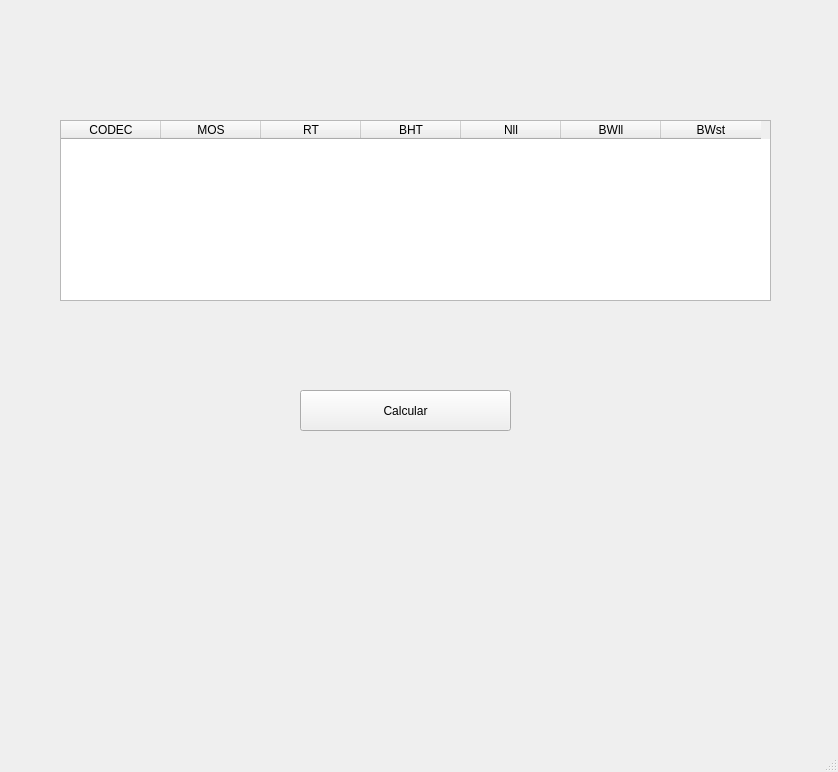
First picture: the form in ventana_iu.ui, repository joseluistejero/voipNetworkQoS, before the edit.
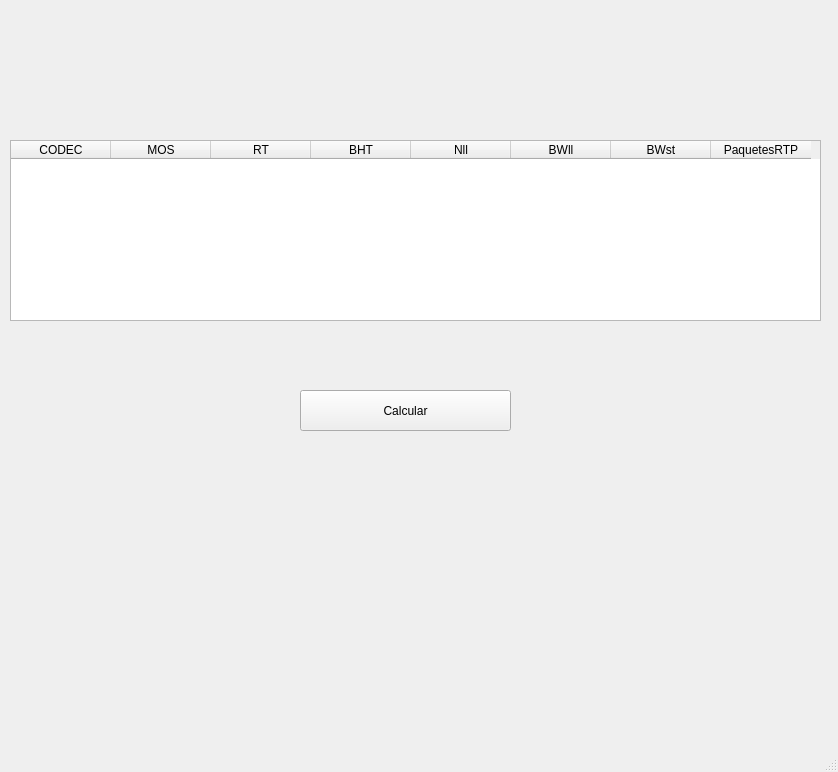
Second picture: the form after the edit.

Commit message: Añadido el número de paquetes RTP

```diff
--- a/ventana_iu.ui
+++ b/ventana_iu.ui
@@ -30,9 +30,9 @@
    <widget class="QTableWidget" name="tableWidget">
     <property name="geometry">
      <rect>
-      <x>60</x>
-      <y>120</y>
-      <width>711</width>
+      <x>10</x>
+      <y>140</y>
+      <width>811</width>
       <height>181</height>
      </rect>
     </property>
@@ -101,6 +101,11 @@
       <string>BWst</string>
      </property>
     </column>
+    <column>
+     <property name="text">
+      <string>PaquetesRTP</string>
+     </property>
+    </column>
    </widget>
   </widget>
   <widget class="QMenuBar" name="menubar">
```
Left out of the diff: 8 changed lines with no effect on the pictures. The commit also changes 5 other files.
